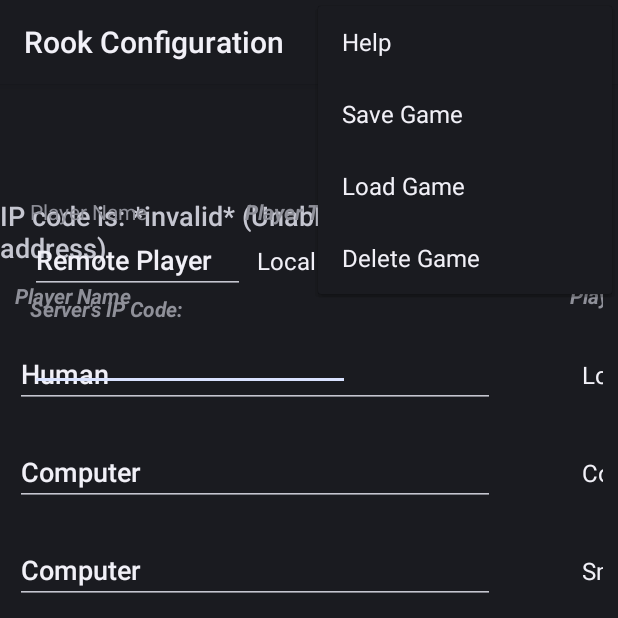
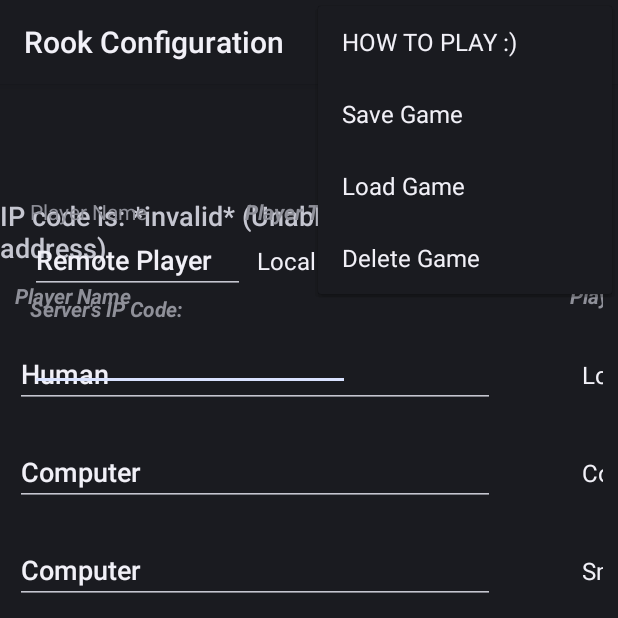
Before and after one commit to copado30/RookGame, an Android app: the screen it shows after launch (RookMainActivity), with the options menu open, on a phone screen of 412 x 824 dp, the top half of it. Run offline under Robolectric (Android 15) with nearby library versions, the light colour scheme and no system bars.

Commit message:
"how to play" menu implemented, still need to set up reading from txt file rather than full string

```diff
--- a/app/src/main/java/edu/up/cs301/GameFramework/GameMainActivity.java
+++ b/app/src/main/java/edu/up/cs301/GameFramework/GameMainActivity.java
@@ -1,11 +1,13 @@
 package edu.up.cs301.GameFramework;
 
+import java.io.File;
 import java.util.ArrayList;
 
 import android.app.Activity;
 import android.content.Context;
 import android.content.DialogInterface;
 import android.content.DialogInterface.OnClickListener;
+import android.content.Intent;
 import android.content.res.Configuration;
 import android.content.res.Resources;
 import android.os.Bundle;
@@ -523,7 +525,41 @@ public abstract class GameMainActivity extends Activity implements
     public boolean onOptionsItemSelected(MenuItem item) {
         int id = item.getItemId();
         if (id == R.id.menu_help) {
+            String msg =
+                    "Welcome to ROOK!\n" +
+                    "\n" +
+                    "This game is a 4 player game in which you will be split into two teams." +
+                    "You will sit across from your team member and you will not be aware of each" +
+                    "others hands throughtout the game.\n" +
+                    "\n" +
+                    "OBJECTIVE: The objective of this game is to be the first team to score 300" +
+                    "points by winning \"tricks\" (rounds).\n" +
+                    "\n" +
+                    "DISCARD/NEST: Each player receives 9 cards, and 5 cards are set aside for the" +
+                    "\"nest\". The bid winner has the option to select up to 5 of their cards to" +
+                    "trade with the cards within the \"nest\". At the end of the round (end of 9 cards" +
+                    "being played), the last team to \"take the trick\" has the nest added to their" +
+                    "score.\n" +
+                    "\n" +
+                    "BIDDING: You have the option to bid a minimum of 70 points and a maximum of 120" +
+                    "points, or pass. The highest bidder has the chance to trade with the nest and" +
+                    "select the trump suit. You should be bidding the amount of points you think your" +
+                    "team will win at the end of the round; if you do not reach the bid amount, you" +
+                    "do not receive the points from that round and the bid amount is subtracted from" +
+                    "your team's total score.\n" +
+                    "\n" +
+                    "PLAY: The player who \"takes the trick\" is the first to play their card and," +
+                    "as a result, gets to choose the leading suit for that subround. If you have a" +
+                    "card of the leading suit, you must play that card or the Rook bird card; you may" +
+                    "only play another card (including the trump suit) if you do not have a card of" +
+                    "the leading suit.\n" +
+                    "\n" +
+                    "POINTS: 5 - 5 points\n" +
+                    "\t10 - 10 points\n" +
+                    "\t14 - 10 points\n" +
+                    "\tRook - 20 points\n";
             Logger.log(TAG, "This is the help button!");
+            MessageBox.popUpMessage(msg, this);
             return true;
         }
 
--- a/app/src/main/java/edu/up/cs301/rook/BidAction.java
+++ b/app/src/main/java/edu/up/cs301/rook/BidAction.java
@@ -5,7 +5,7 @@ import java.io.Serializable;
 import edu.up.cs301.GameFramework.actionMessage.GameAction;
 import edu.up.cs301.GameFramework.players.GamePlayer;
 
-public class BidAction extends GameAction implements Serializable{
+public class BidAction extends GameAction implements Serializable {
     /**
      * constructor for GameAction
      *
--- a/app/src/main/java/edu/up/cs301/rook/RookComputerPlayer1.java
+++ b/app/src/main/java/edu/up/cs301/rook/RookComputerPlayer1.java
@@ -21,7 +21,7 @@ import edu.up.cs301.GameFramework.utilities.Tickable;
 public class RookComputerPlayer1 extends GameComputerPlayer {
 
     /**
-     * Constructor for objects of class CounterComputerPlayer1
+     * Constructor for objects of class RookComputerPlayer1
      *
      * @param name
      * 		the player's name
--- a/app/src/main/java/edu/up/cs301/rook/TrumpSelection.java
+++ b/app/src/main/java/edu/up/cs301/rook/TrumpSelection.java
@@ -1,9 +1,11 @@
 package edu.up.cs301.rook;
+
+import java.io.Serializable;
 
 import edu.up.cs301.GameFramework.actionMessage.GameAction;
 import edu.up.cs301.GameFramework.players.GamePlayer;
 
-public class TrumpSelection extends GameAction {
+public class TrumpSelection extends GameAction implements Serializable {
     public int index;
     public TrumpSelection(GamePlayer player, int index) {
         super(player);
--- a/app/src/main/res/menu/game_main.xml
+++ b/app/src/main/res/menu/game_main.xml
@@ -1,6 +1,6 @@
 <menu xmlns:android="http://schemas.android.com/apk/res/android">
     <item android:id="@+id/menu_help"
-        android:title="@string/menu_help"
+        android:title="@string/how_to_play"
         android:orderInCategory="100"/>
 
     <item android:id="@+id/save_game"
--- a/app/src/main/res/values/framework_strings.xml
+++ b/app/src/main/res/values/framework_strings.xml
@@ -4,7 +4,7 @@ really need to.-->
 <resources>
     <!--The following are settings menu strings-->
     <string name="menu_settings">Settings</string>
-    <string name="menu_help">Help</string>
+    <string name="menu_help">HOW TO PLAY :)</string>
     <string name="save_game">Save Game</string>
     <string name="load_game">Load Game</string>
     <string name="delete_game">Delete Game</string>
--- a/app/src/main/res/values/strings.xml
+++ b/app/src/main/res/values/strings.xml
@@ -1,5 +1,6 @@
 <resources>
 
     <string name="app_name">Rook Game</string>
+    <string name="how_to_play">HOW TO PLAY :)</string>
 
 </resources>
```
Also changed, not shown: app/src/main/res/raw/rook_rules.txt (added, +16 -0 lines).
